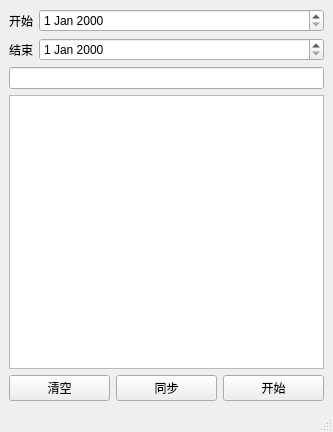
Before: the Qt Designer form home.ui in UnDemoon/WechatGather, drawn with Qt 5.
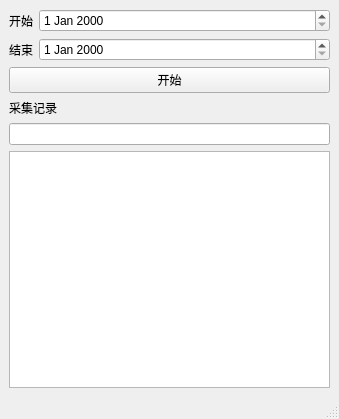
After: the same form once the commit is applied.

```diff
--- a/home.ui
+++ b/home.ui
@@ -6,8 +6,8 @@
    <rect>
     <x>0</x>
     <y>0</y>
-    <width>333</width>
-    <height>432</height>
+    <width>339</width>
+    <height>419</height>
    </rect>
   </property>
   <property name="windowTitle">
@@ -41,28 +41,8 @@
         </item>
        </layout>
       </item>
-      <item>
-       <widget class="QLineEdit" name="lineEdit"/>
-      </item>
-      <item>
-       <widget class="QListWidget" name="listWidget"/>
-      </item>
       <item>
        <layout class="QHBoxLayout" name="horizontalLayout_2">
-        <item>
-         <widget class="QPushButton" name="pushButton_2">
-          <property name="text">
-           <string>清空</string>
-          </property>
-         </widget>
-        </item>
-        <item>
-         <widget class="QPushButton" name="pushButton_3">
-          <property name="text">
-           <string>同步</string>
-          </property>
-         </widget>
-        </item>
         <item>
          <widget class="QPushButton" name="pushButton">
           <property name="text">
@@ -72,6 +52,19 @@
         </item>
        </layout>
       </item>
+      <item>
+       <widget class="QLabel" name="label">
+        <property name="text">
+         <string>采集记录</string>
+        </property>
+       </widget>
+      </item>
+      <item>
+       <widget class="QLineEdit" name="lineEdit"/>
+      </item>
+      <item>
+       <widget class="QListWidget" name="listWidget"/>
+      </item>
      </layout>
     </item>
    </layout>
```
